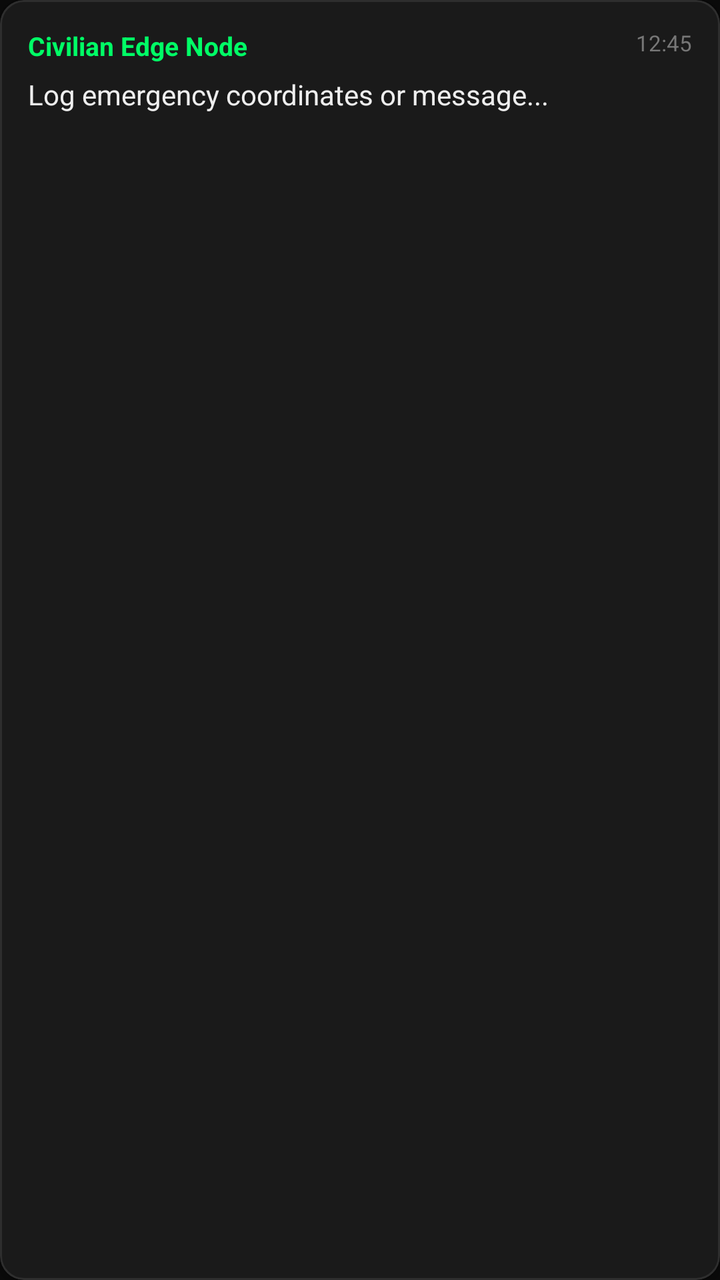
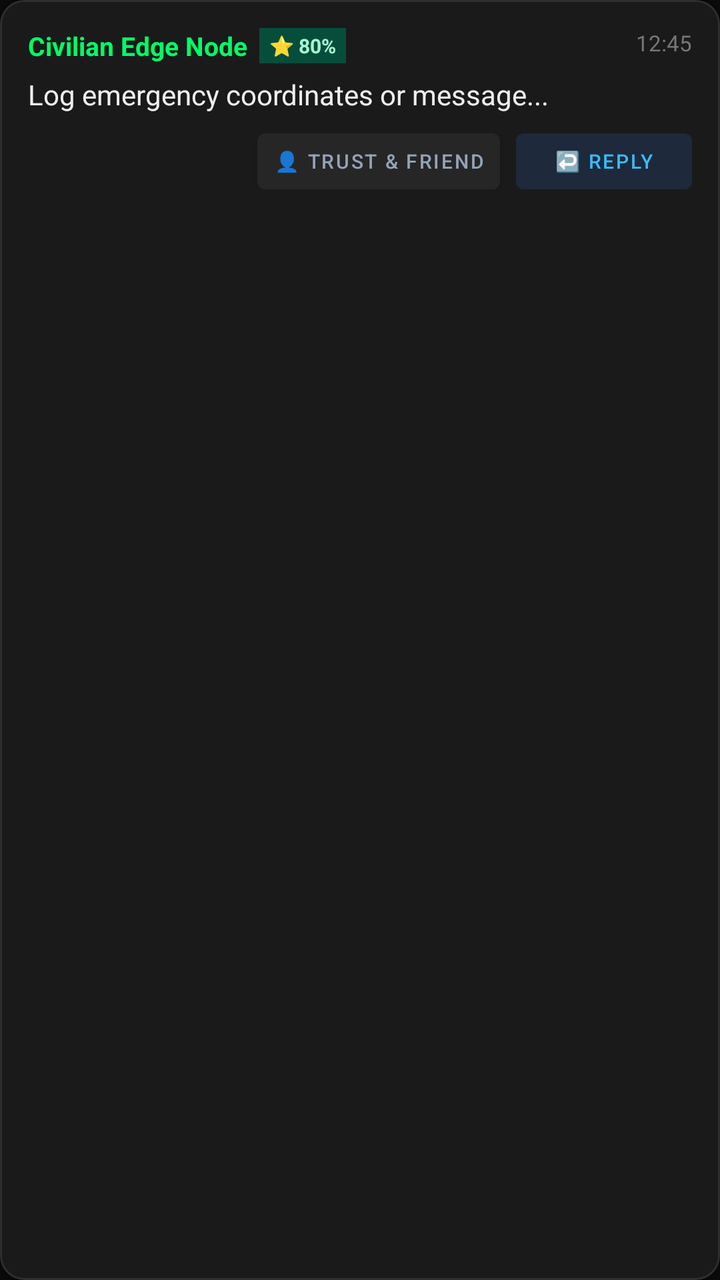

Compare the two renders of this Android layout. The source of the first and the diff that turns it into the second are given below.
<!-- AndroidManifest.xml: application theme Theme.DisasterManagement -->
<!-- res/layout/item_feed_message.xml -->
<?xml version="1.0" encoding="utf-8"?>
<com.google.android.material.card.MaterialCardView xmlns:android="http://schemas.android.com/apk/res/android"
    xmlns:app="http://schemas.android.com/apk/res-auto"
    android:id="@+id/cardMessage"
    android:layout_width="match_parent"
    android:layout_height="wrap_content"
    android:layout_marginHorizontal="12dp"
    android:layout_marginVertical="6dp"
    app:cardBackgroundColor="#1A1A1A"
    app:cardCornerRadius="12dp"
    app:cardElevation="2dp"
    app:strokeColor="#2E2E2E"
    app:strokeWidth="1dp">

    <LinearLayout
        android:layout_width="match_parent"
        android:layout_height="wrap_content"
        android:orientation="vertical"
        android:padding="14dp">

        
        <RelativeLayout
            android:layout_width="match_parent"
            android:layout_height="wrap_content"
            android:layout_marginBottom="6dp">

            <TextView
                android:id="@+id/tvSender"
                android:layout_width="wrap_content"
                android:layout_height="wrap_content"
                android:text="Civilian Edge Node"
                android:textColor="#00FF66"
                android:textSize="13sp"
                android:textStyle="bold"
                android:layout_alignParentStart="true" />

            <TextView
                android:id="@+id/tvBadgeEmergency"
                android:layout_width="wrap_content"
                android:layout_height="wrap_content"
                android:layout_toEndOf="@id/tvSender"
                android:layout_marginStart="8dp"
                android:background="#742A2A"
                android:paddingHorizontal="6dp"
                android:paddingVertical="2dp"
                android:text="DISTRESS"
                android:textColor="#FFFFFF"
                android:textSize="10sp"
                android:textStyle="bold"
                android:visibility="gone" />

            <TextView
                android:id="@+id/tvTime"
                android:layout_width="wrap_content"
                android:layout_height="wrap_content"
                android:layout_alignParentEnd="true"
                android:text="12:45"
                android:textColor="#777777"
                android:textSize="11sp" />
        </RelativeLayout>

        
        <TextView
            android:id="@+id/tvContent"
            android:layout_width="match_parent"
            android:layout_height="wrap_content"
            android:text="Log emergency coordinates or message..."
            android:textColor="#EEEEEE"
            android:textSize="14sp"
            android:lineSpacingExtra="3dp"
            android:layout_marginBottom="8dp" />

        
        <LinearLayout
            android:id="@+id/layoutAttachment"
            android:layout_width="match_parent"
            android:layout_height="wrap_content"
            android:orientation="horizontal"
            android:background="#242424"
            android:padding="10dp"
            android:gravity="center_vertical"
            android:visibility="gone">

            <ImageView
                android:id="@+id/ivMediaType"
                android:layout_width="32dp"
                android:layout_height="32dp"
                android:src="@android:drawable/ic_menu_gallery"
                android:layout_marginEnd="10dp" />

            <LinearLayout
                android:layout_width="0dp"
                android:layout_height="wrap_content"
                android:layout_weight="1"
                android:orientation="vertical">

                <TextView
                    android:id="@+id/tvFileName"
                    android:layout_width="wrap_content"
                    android:layout_height="wrap_content"
                    android:text="flood_zone_map.jpg"
                    android:textColor="#FFFFFF"
                    android:textSize="12sp"
                    android:textStyle="bold"
                    android:maxLines="1"
                    android:ellipsize="end" />

                <TextView
                    android:id="@+id/tvFileSize"
                    android:layout_width="wrap_content"
                    android:layout_height="wrap_content"
                    android:text="48.2 KB • Invariant Pool C"
                    android:textColor="#888888"
                    android:textSize="11sp" />
            </LinearLayout>

            <Button
                android:id="@+id/btnOpenFile"
                android:layout_width="wrap_content"
                android:layout_height="36dp"
                android:backgroundTint="#374151"
                android:text="VIEW"
                android:textColor="#00FF66"
                android:textSize="11sp"
                android:paddingHorizontal="12dp" />
        </LinearLayout>

    </LinearLayout>
</com.google.android.material.card.MaterialCardView>
<!-- resources referenced by this layout -->
<resources>
  <style name="Theme.DisasterManagement" parent="Theme.MaterialComponents.DayNight.NoActionBar">
          <item name="colorPrimary">#008037</item>
          <item name="colorPrimaryVariant">#004D20</item>
          <item name="colorOnPrimary">#FFFFFF</item>
          <item name="colorSecondary">#60A5FA</item>
          <item name="colorSecondaryVariant">#2563EB</item>
          <item name="colorOnSecondary">#000000</item>
          <item name="android:statusBarColor">#0A0A0A</item>
          <item name="android:windowBackground">#0A0A0A</item>
      </style>
</resources>

<!-- the commit's change to res/layout/item_feed_message.xml (unified diff, before → after) -->
@@ -19,35 +19,99 @@
         android:padding="14dp">
 
         
+        <LinearLayout
+            android:id="@+id/layoutReplyQuote"
+            android:layout_width="match_parent"
+            android:layout_height="wrap_content"
+            android:orientation="horizontal"
+            android:background="#242B35"
+            android:padding="8dp"
+            android:layout_marginBottom="8dp"
+            android:visibility="gone">
+
+            <View
+                android:layout_width="3dp"
+                android:layout_height="match_parent"
+                android:background="#38BDF8"
+                android:layout_marginEnd="8dp" />
+
+            <LinearLayout
+                android:layout_width="0dp"
+                android:layout_height="wrap_content"
+                android:layout_weight="1"
+                android:orientation="vertical">
+
+                <TextView
+                    android:id="@+id/tvReplySender"
+                    android:layout_width="wrap_content"
+                    android:layout_height="wrap_content"
+                    android:text="↩️ Replying to @Civilian"
+                    android:textColor="#38BDF8"
+                    android:textSize="11sp"
+                    android:textStyle="bold" />
+
+                <TextView
+                    android:id="@+id/tvReplySnippet"
+                    android:layout_width="wrap_content"
+                    android:layout_height="wrap_content"
+                    android:text="Original message snippet..."
+                    android:textColor="#CBD5E1"
+                    android:textSize="11sp"
+                    android:maxLines="2"
+                    android:ellipsize="end" />
+            </LinearLayout>
+        </LinearLayout>
+
+        
         <RelativeLayout
             android:layout_width="match_parent"
             android:layout_height="wrap_content"
             android:layout_marginBottom="6dp">
 
-            <TextView
-                android:id="@+id/tvSender"
-                android:layout_width="wrap_content"
-                android:layout_height="wrap_content"
-                android:text="Civilian Edge Node"
-                android:textColor="#00FF66"
-                android:textSize="13sp"
-                android:textStyle="bold"
-                android:layout_alignParentStart="true" />
-
-            <TextView
-                android:id="@+id/tvBadgeEmergency"
-                android:layout_width="wrap_content"
-                android:layout_height="wrap_content"
-                android:layout_toEndOf="@id/tvSender"
-                android:layout_marginStart="8dp"
-                android:background="#742A2A"
-                android:paddingHorizontal="6dp"
-                android:paddingVertical="2dp"
-                android:text="DISTRESS"
-                android:textColor="#FFFFFF"
-                android:textSize="10sp"
-                android:textStyle="bold"
-                android:visibility="gone" />
+            <LinearLayout
+                android:layout_width="wrap_content"
+                android:layout_height="wrap_content"
+                android:orientation="horizontal"
+                android:gravity="center_vertical"
+                android:layout_alignParentStart="true"
+                android:layout_toStartOf="@id/tvTime">
+
+                <TextView
+                    android:id="@+id/tvSender"
+                    android:layout_width="wrap_content"
+                    android:layout_height="wrap_content"
+                    android:text="Civilian Edge Node"
+                    android:textColor="#00FF66"
+                    android:textSize="13sp"
+                    android:textStyle="bold" />
+
+                <TextView
+                    android:id="@+id/tvTrustBadge"
+                    android:layout_width="wrap_content"
+                    android:layout_height="wrap_content"
+                    android:layout_marginStart="6dp"
+                    android:background="#064E3B"
+                    android:paddingHorizontal="5dp"
+                    android:paddingVertical="2dp"
+                    android:text="⭐ 80%"
+                    android:textColor="#A7F3D0"
+                    android:textSize="10sp"
+                    android:textStyle="bold" />
+
+                <TextView
+                    android:id="@+id/tvBadgeEmergency"
+                    android:layout_width="wrap_content"
+                    android:layout_height="wrap_content"
+                    android:layout_marginStart="6dp"
+                    android:background="#742A2A"
+                    android:paddingHorizontal="5dp"
+                    android:paddingVertical="2dp"
+                    android:text="DISTRESS"
+                    android:textColor="#FFFFFF"
+                    android:textSize="10sp"
+                    android:textStyle="bold"
+                    android:visibility="gone" />
+            </LinearLayout>
 
             <TextView
                 android:id="@+id/tvTime"
@@ -72,6 +136,38 @@
 
         
         <LinearLayout
+            android:id="@+id/layoutLocationAttachment"
+            android:layout_width="match_parent"
+            android:layout_height="wrap_content"
+            android:orientation="horizontal"
+            android:background="#132B3A"
+            android:padding="8dp"
+            android:gravity="center_vertical"
+            android:layout_marginBottom="8dp"
+            android:visibility="gone">
+
+            <ImageView
+                android:id="@+id/ivLocationIcon"
+                android:layout_width="20dp"
+                android:layout_height="20dp"
+                android:src="@android:drawable/ic_menu_mylocation"
+                app:tint="#38BDF8"
+                android:contentDescription="Location Coordinates" />
+
+            <TextView
+                android:id="@+id/tvLocationCoords"
+                android:layout_width="0dp"
+                android:layout_height="wrap_content"
+                android:layout_weight="1"
+                android:layout_marginStart="8dp"
+                android:text="📍 Attached Location: [LOC: 0.0, 0.0]"
+                android:textColor="#BAE6FD"
+                android:textSize="12sp"
+                android:textStyle="bold" />
+        </LinearLayout>
+
+        
+        <LinearLayout
             android:id="@+id/layoutAttachment"
             android:layout_width="match_parent"
             android:layout_height="wrap_content"
@@ -79,6 +175,7 @@
             android:background="#242424"
             android:padding="10dp"
             android:gravity="center_vertical"
+            android:layout_marginBottom="8dp"
             android:visibility="gone">
 
             <ImageView
@@ -125,5 +222,91 @@
                 android:paddingHorizontal="12dp" />
         </LinearLayout>
 
+        
+        <LinearLayout
+            android:id="@+id/layoutFriendRequestActions"
+            android:layout_width="match_parent"
+            android:layout_height="wrap_content"
+            android:orientation="horizontal"
+            android:background="#1E293B"
+            android:padding="8dp"
+            android:layout_marginTop="6dp"
+            android:gravity="center_vertical"
+            android:visibility="gone">
+
+            <TextView
+                android:id="@+id/tvFriendRequestBanner"
+                android:layout_width="0dp"
+                android:layout_height="wrap_content"
+                android:layout_weight="1"
+                android:text="🤝 Incoming Friend Request"
+                android:textColor="#FCD34D"
+                android:textSize="11sp"
+                android:textStyle="bold" />
+
+            <Button
+                android:id="@+id/btnAcceptFriend"
+                android:layout_width="wrap_content"
+                android:layout_height="28dp"
+                android:backgroundTint="#059669"
+                android:text="✅ Accept"
+                android:textColor="#FFFFFF"
+                android:textSize="10sp"
+                android:paddingHorizontal="10dp"
+                android:minHeight="0dp"
+                android:insetTop="0dp"
+                android:insetBottom="0dp" />
+
+            <Button
+                android:id="@+id/btnRejectFriend"
+                android:layout_width="wrap_content"
+                android:layout_height="28dp"
+                android:layout_marginStart="6dp"
+                android:backgroundTint="#DC2626"
+                android:text="❌ Decline"
+                android:textColor="#FFFFFF"
+                android:textSize="10sp"
+                android:paddingHorizontal="8dp"
+                android:minHeight="0dp"
+                android:insetTop="0dp"
+                android:insetBottom="0dp" />
+        </LinearLayout>
+
+        
+        <LinearLayout
+            android:layout_width="match_parent"
+            android:layout_height="wrap_content"
+            android:orientation="horizontal"
+            android:gravity="end|center_vertical"
+            android:layout_marginTop="2dp">
+
+            <Button
+                android:id="@+id/btnUserTrust"
+                android:layout_width="wrap_content"
+                android:layout_height="28dp"
+                android:backgroundTint="#262626"
+                android:text="👤 Trust &amp; Friend"
+                android:textColor="#94A3B8"
+                android:textSize="10sp"
+                android:paddingHorizontal="8dp"
+                android:minHeight="0dp"
+                android:insetTop="0dp"
+                android:insetBottom="0dp" />
+
+            <Button
+                android:id="@+id/btnReply"
+                android:layout_width="wrap_content"
+                android:layout_height="28dp"
+                android:layout_marginStart="8dp"
+                android:backgroundTint="#1E293B"
+                android:text="↩️ Reply"
+                android:textColor="#38BDF8"
+                android:textSize="10sp"
+                android:paddingHorizontal="10dp"
+                android:minHeight="0dp"
+                android:insetTop="0dp"
+                android:insetBottom="0dp" />
+        </LinearLayout>
+
     </LinearLayout>
 </com.google.android.material.card.MaterialCardView>
